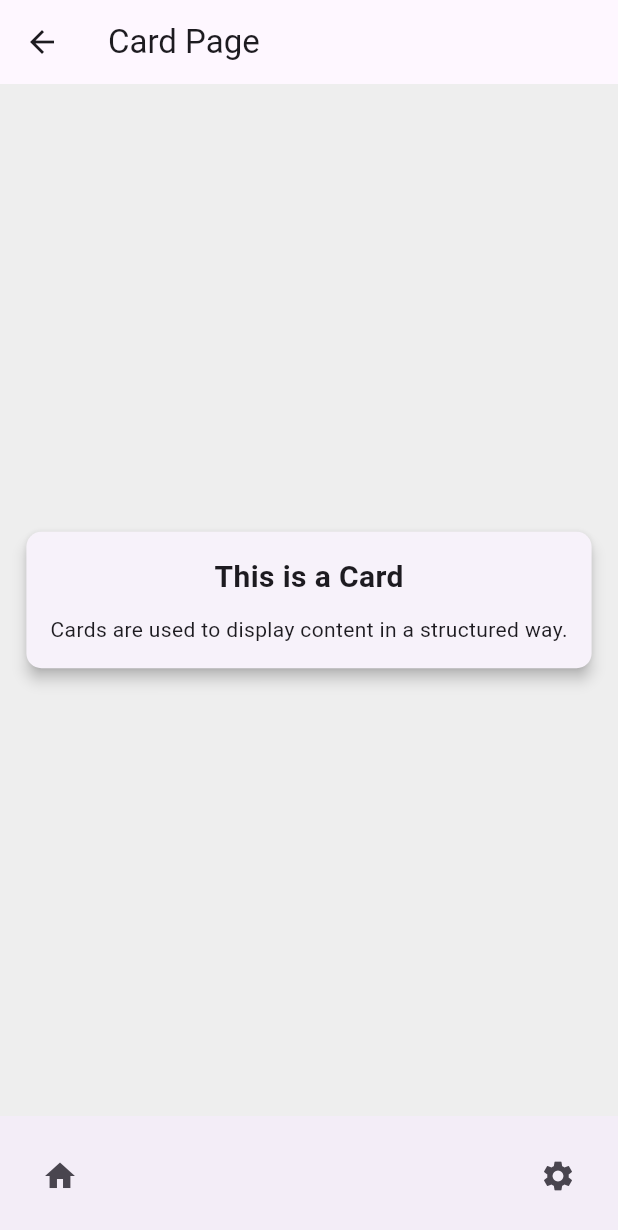
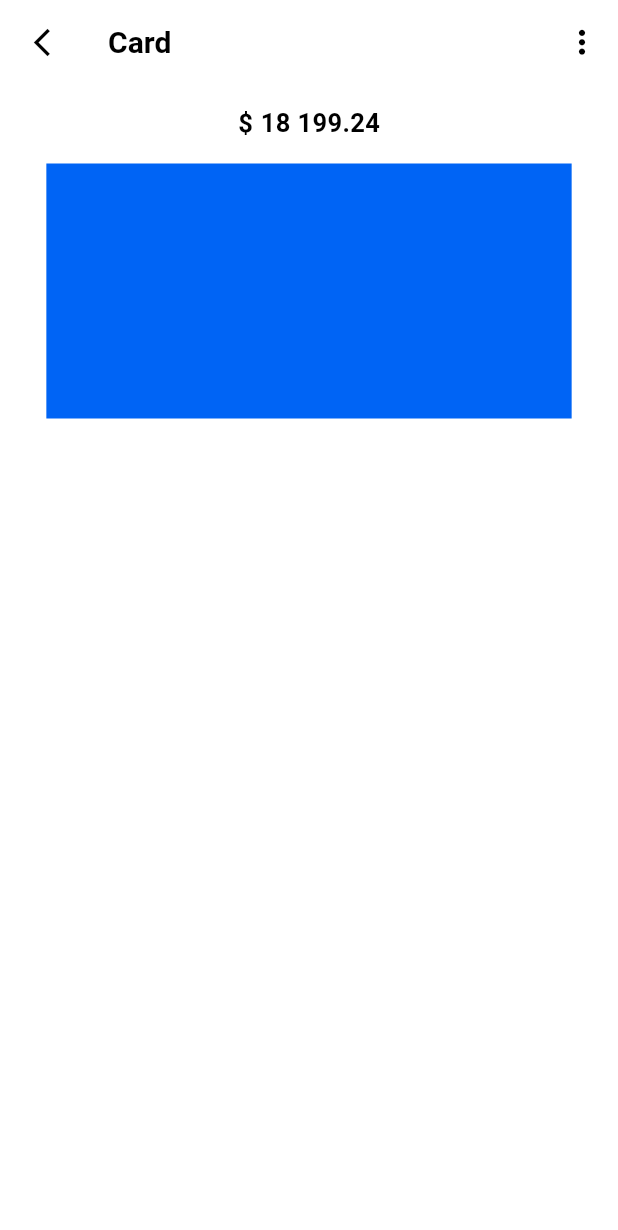
Before and after one commit to Mohamedko5/BankApp, a Flutter app: the screen it shows after launch, after a tap on "EUR *2338", on a phone screen of 412 x 824 dp. Shown: the top 1230 px of the screen. Run offline on Flutter 3.47's test engine with Material 3 defaults, Android fonts, the phone set to English and light mode, and no system bars; our stand-ins replace animated_bottom_navigation_bar, flutter_vector_icons; network calls fail.

Commit message:
Initial commit

```diff
--- /dev/null
+++ b/lib/data_jons/card_json.dart
@@ -0,0 +1,27 @@
+import 'dart:ui';
+
+import 'package:bankapp/theme/color.dart';
+
+const List<Map<String, dynamic>> cardLists = [
+  {
+    "amount": "18 199.24",
+    "currency": "\$",
+    "card_number": "5436 5436 **** 6643",
+    "valid_date": "08/24",
+    "bg_color": primary,
+  },
+  {
+    "amount": "21 021.43",
+    "currency": "€",
+    "card_number": "2267 9312 **** 9836",
+    "valid_date": "02/26",
+    "bg_color": Color(0xFFe2b04b),
+  },
+  {
+    "amount": "32 543.76",
+    "currency": "£",
+    "card_number": "2267 9312 **** 9836",
+    "valid_date": "01/30",
+    "bg_color": Color(0xFF161616),
+  },
+];
--- a/lib/pages/card_page.dart
+++ b/lib/pages/card_page.dart
@@ -1,3 +1,6 @@
+import 'package:bankapp/data_jons/card_json.dart' show cardLists;
+import 'package:bankapp/pages/dashboard_page.dart';
+import 'package:bankapp/theme/color.dart';
 import 'package:flutter/material.dart';
 
 class CardPage extends StatefulWidget {
@@ -11,51 +14,106 @@ class _CardPageState extends State<CardPage> {
   @override
   Widget build(BuildContext context) {
     return Scaffold(
-      appBar: AppBar(title: const Text('Card Page')),
-      body: Center(
-        child: Card(
-          elevation: 4.0,
-          shape: RoundedRectangleBorder(
-            borderRadius: BorderRadius.circular(10.0),
-          ),
-          child: Padding(
-            padding: const EdgeInsets.all(16.0),
-            child: Column(
-              mainAxisSize: MainAxisSize.min,
-              children: <Widget>[
-                const Text(
-                  'This is a Card',
-                  style: TextStyle(fontSize: 20, fontWeight: FontWeight.bold),
-                ),
-                const SizedBox(height: 10),
-                const Text(
-                  'Cards are used to display content in a structured way.',
-                ),
-              ],
-            ),
-          ),
-        ),
+      backgroundColor: Colors.white,
+      appBar: PreferredSize(
+        preferredSize: Size.fromHeight(60),
+        child: getAppBar(context),
       ),
-      backgroundColor: Colors.grey[200],
-      bottomNavigationBar: BottomAppBar(
-        child: Row(
-          mainAxisAlignment: MainAxisAlignment.spaceBetween,
-          children: <Widget>[
-            IconButton(
-              icon: const Icon(Icons.home),
-              onPressed: () {
-                // Navigate to home
-              },
-            ),
-            IconButton(
-              icon: const Icon(Icons.settings),
-              onPressed: () {
-                // Navigate to settings
-              },
-            ),
-          ],
-        ),
-      ),
+      body: getBody(context),
     );
   }
 }
+
+Widget getAppBar(BuildContext context) {
+  return AppBar(
+    elevation: 0,
+    backgroundColor: Colors.white,
+    leading: IconButton(
+      onPressed: () {
+        Navigator.pop(context);
+      },
+      icon: Icon(Icons.arrow_back_ios_new, color: black, size: 22),
+    ),
+    title: Text(
+      'Card',
+      style: TextStyle(color: black, fontSize: 20, fontWeight: FontWeight.w600),
+    ),
+    actions: [
+      IconButton(
+        onPressed: () {},
+        icon: Icon(Icons.more_vert, color: black, size: 25),
+      ),
+    ],
+  );
+}
+
+Widget getBody(BuildContext context) {
+  var size = MediaQuery.of(context).size;
+  final PageController controller = PageController();
+  return Column(
+    children: [
+      SizedBox(height: 10),
+      Container(
+        width: double.infinity,
+        height: 240,
+        child: PageView(
+          controller: controller,
+          children: List.generate(cardLists.length, (index) {
+            return getCard(
+              cardLists[index]['amount'],
+              cardLists[index]['currency'],
+              cardLists[index]['card_number'],
+              cardLists[index]['valid_dateunt'],
+              cardLists[index]['bg_color'],
+              context,
+            );
+          }),
+        ),
+      ),
+    ],
+  );
+}
+
+Widget getCard(
+  amount,
+  currency,
+  cardNumber,
+  validDate,
+  bgColor,
+  BuildContext context,
+) {
+  var size = MediaQuery.of(context).size;
+  return Column(
+    children: [
+      Row(
+        mainAxisAlignment: MainAxisAlignment.center,
+        crossAxisAlignment: CrossAxisAlignment.start,
+        children: [
+          Text(
+            currency,
+            style: TextStyle(
+              fontSize: 17,
+              color: black,
+              fontWeight: FontWeight.bold,
+            ),
+          ),
+          SizedBox(width: 5),
+          Text(
+            amount,
+            style: TextStyle(
+              fontSize: 17,
+              color: black,
+              fontWeight: FontWeight.bold,
+            ),
+          ),
+        ],
+      ),
+      SizedBox(height: 15),
+      Container(
+        width: size.width * 0.85,
+        height: 170,
+        decoration: BoxDecoration(color: bgColor),
+      ),
+    ],
+  );
+}
```
